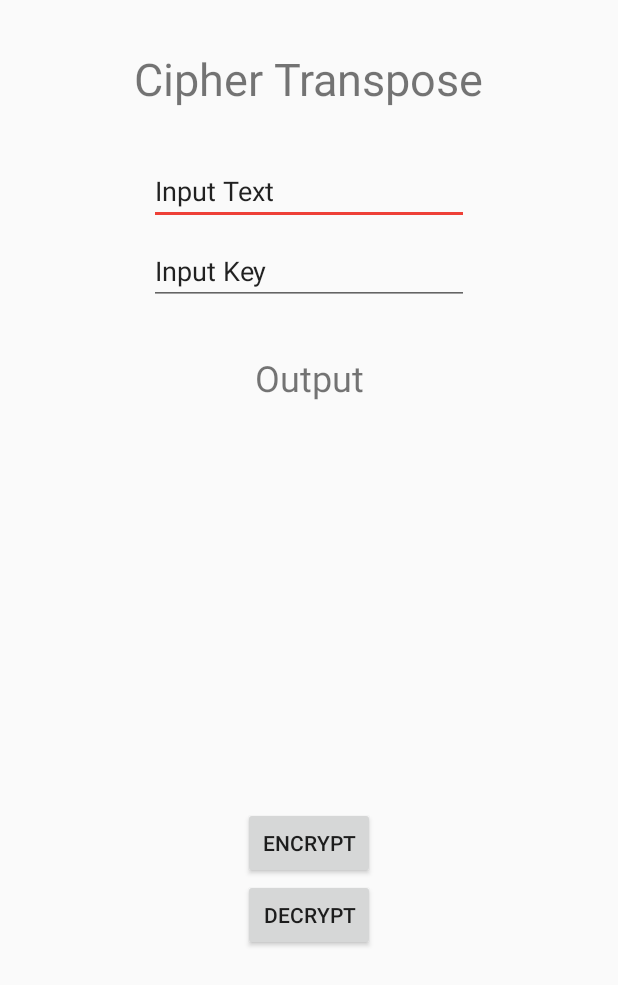
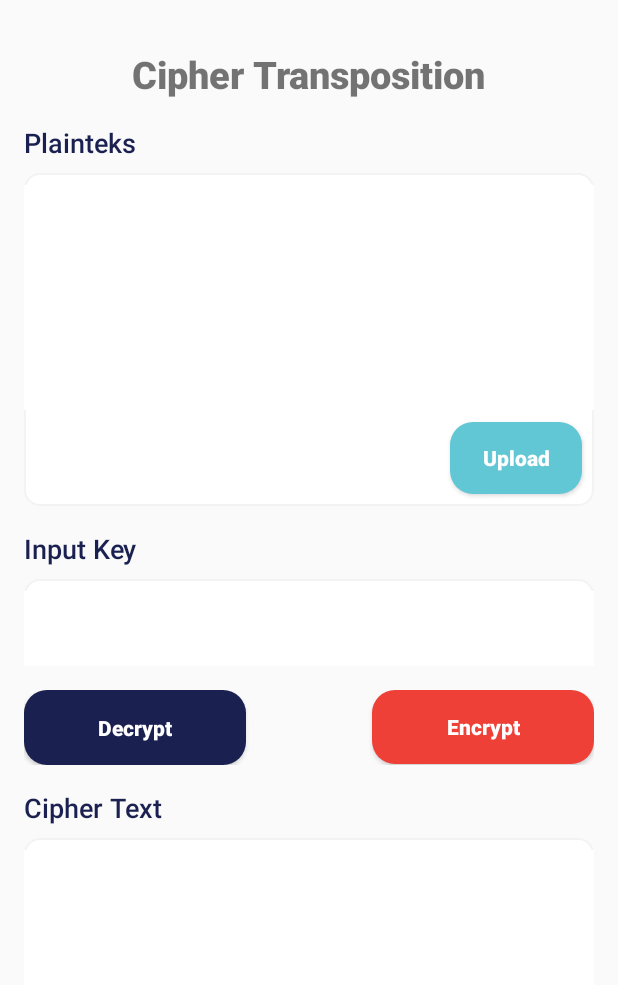
Before and after one commit to rivaldofez/Crypton, an Android app: the CipherTranspose screen opened directly, with no data from a screen before it, on a phone screen of 412 x 824 dp. Shown: the top 985 px of the screen. Run offline under Robolectric (Android 15) with nearby library versions, the phone set to English and light mode, and no system bars.

Commit message:
fix frontend cipher transposition and integrated with backend

```diff
--- a/app/src/main/res/layout/activity_cipher_super.xml
+++ b/app/src/main/res/layout/activity_cipher_super.xml
@@ -16,12 +16,12 @@
             android:id="@+id/txtHeader"
             android:layout_width="wrap_content"
             android:layout_height="wrap_content"
-            android:textSize="25sp"
-            android:fontFamily="sans-serif-black"
             android:layout_alignParentTop="true"
             android:layout_centerHorizontal="true"
             android:layout_marginTop="32dp"
-            android:text="Cipher Super" />
+            android:fontFamily="sans-serif-black"
+            android:text="Cipher Super Encryption"
+            android:textSize="25sp" />
 
         <TextView
             android:id="@+id/txtCipher"
--- a/app/src/main/res/layout/activity_cipher_transpose.xml
+++ b/app/src/main/res/layout/activity_cipher_transpose.xml
@@ -1,74 +1,180 @@
 <?xml version="1.0" encoding="utf-8"?>
-<androidx.constraintlayout.widget.ConstraintLayout xmlns:android="http://schemas.android.com/apk/res/android"
+<ScrollView
+    xmlns:android="http://schemas.android.com/apk/res/android"
     xmlns:app="http://schemas.android.com/apk/res-auto"
     xmlns:tools="http://schemas.android.com/tools"
     android:layout_width="match_parent"
     android:layout_height="match_parent"
     tools:context=".CipherTranspose">
 
+
+    <RelativeLayout
+        android:layout_width="match_parent"
+        android:layout_height="match_parent">
+
         <TextView
-        android:id="@+id/txtCaesarCipher"
+            android:id="@+id/txtHeader"
             android:layout_width="wrap_content"
             android:layout_height="wrap_content"
+            android:layout_alignParentTop="true"
+            android:layout_centerHorizontal="true"
             android:layout_marginTop="32dp"
-        android:text="Cipher Transpose"
-        android:textSize="30sp"
-        app:layout_constraintEnd_toEndOf="parent"
-        app:layout_constraintStart_toStartOf="parent"
-        app:layout_constraintTop_toTopOf="parent" />
+            android:fontFamily="sans-serif-black"
+            android:text="Cipher Transposition"
+            android:textSize="25sp" />
+
+        <TextView
+            android:id="@+id/txtCipher"
+            android:layout_width="wrap_content"
+            android:layout_height="wrap_content"
+            android:fontFamily="sans-serif-medium"
+            android:layout_below="@id/txtHeader"
+            android:text="Plainteks"
+            android:layout_marginStart="16dp"
+            android:layout_marginTop="16dp"
+            android:textColor="#1A2050"
+            android:textSize="18sp" />
+
+        <RelativeLayout
+            android:id="@+id/containerInput"
+            android:layout_width="match_parent"
+            android:layout_height="wrap_content"
+            android:layout_marginTop="8dp"
+            android:background="@drawable/custom_input"
+            android:layout_marginStart="16dp"
+            android:layout_marginEnd="16dp"
+            android:layout_below="@id/txtCipher">
 
             <EditText
                 android:id="@+id/etInput"
+                android:layout_below="@id/txtCipher"
+                android:layout_width="match_parent"
+                android:layout_marginTop="8dp"
+                android:layout_height="150dp"
+                android:background="#FFFFFF"
+                android:ems="10"
+                android:padding="8dp"
+                android:gravity="top"
+                android:inputType="textMultiLine" />
+
+            <Button
+                android:id="@+id/btnUpload"
                 android:layout_width="wrap_content"
                 android:layout_height="wrap_content"
-        android:layout_marginTop="32dp"
+                android:background="@drawable/btn_1"
+                android:fontFamily="sans-serif-medium"
+                android:text="Upload"
+                android:textAllCaps="false"
+                android:textColor="#FFFFFF"
+                android:layout_below="@id/etInput"
+                android:layout_margin="8dp"
+                android:layout_alignParentEnd="true"
+                android:textStyle="bold" />
+
+        </RelativeLayout>
+
+
+        <TextView
+            android:id="@+id/txtKey"
+            android:layout_width="wrap_content"
+            android:layout_height="wrap_content"
+            android:fontFamily="sans-serif-medium"
+            android:layout_below="@id/containerInput"
+            android:text="Input Key"
+            android:layout_marginTop="16dp"
+            android:layout_marginStart="16dp"
+            android:textColor="#1A2050"
+            android:textSize="18sp" />
+
+        <RelativeLayout
+            android:id="@+id/containerKey"
+            android:layout_width="match_parent"
+            android:layout_height="wrap_content"
+            android:layout_marginTop="8dp"
+            android:background="@drawable/custom_input"
+            android:layout_marginStart="16dp"
+            android:layout_marginEnd="16dp"
+            android:layout_below="@id/txtKey">
+
+            <EditText
+                android:id="@+id/etKey"
+                android:layout_below="@id/txtCipher"
+                android:layout_width="match_parent"
+                android:layout_marginTop="8dp"
+                android:layout_height="50dp"
+                android:background="#FFFFFF"
                 android:ems="10"
-        android:inputType="textPersonName"
-        android:text="Input Text"
-        app:layout_constraintEnd_toEndOf="parent"
-        app:layout_constraintStart_toStartOf="parent"
-        app:layout_constraintTop_toBottomOf="@+id/txtCaesarCipher" />
+                android:padding="8dp"
+                android:gravity="top"
+                android:inputType="numberSigned"/>
+
+
+        </RelativeLayout>
+
+        <RelativeLayout
+            android:id="@+id/containerButton"
+            android:layout_width="match_parent"
+            android:layout_height="wrap_content"
+            android:layout_margin="16dp"
+            android:layout_below="@id/containerKey">
+
+            <Button
+                android:id="@+id/btnDecrypt"
+                android:layout_width="148dp"
+                android:layout_height="50dp"
+                android:background="@drawable/btn_3"
+                android:fontFamily="sans-serif-medium"
+                android:text="Decrypt"
+                android:layout_alignParentStart="true"
+                android:textAllCaps="false"
+                android:textColor="#FFFFFF"
+                android:textStyle="bold" />
+
+            <Button
+                android:id="@+id/btnEncrypt"
+                android:layout_width="148dp"
+                android:layout_height="49dp"
+                android:background="@drawable/btn_2"
+                android:fontFamily="sans-serif-medium"
+                android:text="Encrypt"
+                android:layout_alignParentEnd="true"
+                android:textAllCaps="false"
+                android:textColor="#FFFFFF"
+                android:textStyle="bold" />
+
+        </RelativeLayout>
+
+        <TextView
+            android:id="@+id/txtCipherOutput"
+            android:layout_width="wrap_content"
+            android:layout_height="wrap_content"
+            android:fontFamily="sans-serif-medium"
+            android:layout_below="@id/containerButton"
+            android:text="Cipher Text"
+            android:layout_marginStart="16dp"
+            android:textColor="#1A2050"
+            android:textSize="18sp" />
+
+        <RelativeLayout
+            android:id="@+id/containerOutput"
+            android:layout_width="match_parent"
+            android:layout_height="wrap_content"
+            android:layout_marginTop="8dp"
+            android:background="@drawable/custom_input"
+            android:layout_marginStart="16dp"
+            android:layout_marginEnd="16dp"
+            android:layout_below="@id/txtCipherOutput">
 
             <TextView
                 android:id="@+id/txtOutput"
-        android:layout_width="wrap_content"
-        android:layout_height="wrap_content"
-        android:layout_marginTop="32dp"
-        android:text="Output"
-        android:textSize="24sp"
-        app:layout_constraintEnd_toEndOf="parent"
-        app:layout_constraintStart_toStartOf="parent"
-        app:layout_constraintTop_toBottomOf="@+id/etKey" />
+                android:layout_below="@id/txtCipher"
+                android:layout_width="match_parent"
+                android:layout_marginTop="8dp"
+                android:layout_height="200dp"
+                android:background="#FFFFFF"
+                android:padding="8dp" />
 
-    <Button
-        android:id="@+id/btnEncrypt"
-        android:layout_width="wrap_content"
-        android:layout_height="wrap_content"
-        android:layout_marginTop="32dp"
-        android:text="Encrypt"
-        app:layout_constraintBottom_toBottomOf="parent"
-        app:layout_constraintEnd_toEndOf="parent"
-        app:layout_constraintStart_toStartOf="parent"
-        app:layout_constraintTop_toBottomOf="@+id/txtOutput" />
+        </RelativeLayout>
+    </RelativeLayout>
 
-    <Button
-        android:id="@+id/btnDecrypt"
-        android:layout_width="wrap_content"
-        android:layout_height="wrap_content"
-        android:text="Decrypt"
-        app:layout_constraintEnd_toEndOf="parent"
-        app:layout_constraintStart_toStartOf="parent"
-        app:layout_constraintTop_toBottomOf="@+id/btnEncrypt" />
-
-    <EditText
-        android:id="@+id/etKey"
-        android:layout_width="wrap_content"
-        android:layout_height="wrap_content"
-        android:layout_marginTop="8dp"
-        android:ems="10"
-        android:inputType="numberSigned"
-        android:text="Input Key"
-        app:layout_constraintEnd_toEndOf="parent"
-        app:layout_constraintStart_toStartOf="parent"
-        app:layout_constraintTop_toBottomOf="@+id/etInput" />
-</androidx.constraintlayout.widget.ConstraintLayout>
+</ScrollView>
```
Lines whose indentation alone changed are shown as unchanged.
